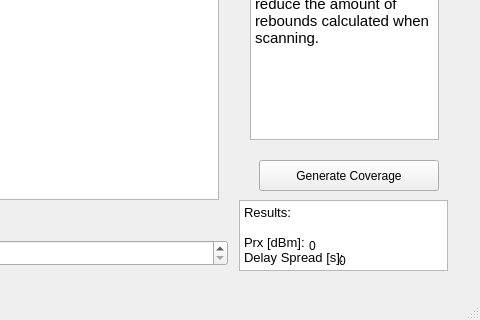
Before: the Qt Designer form ieee80211g.ui in amatepl/RayTracing2019, drawn with Qt 5; both pictures show x 801 to 1281 and y 387 to 707 of the 1281 by 707 pixel window.
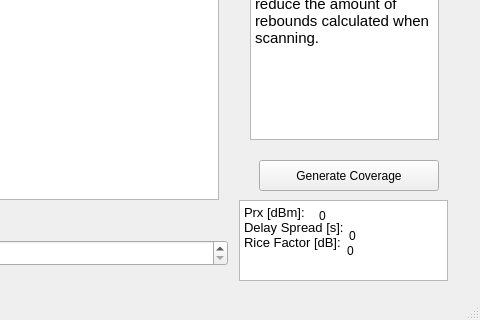
After: the same form once the commit is applied. Icons and pictures are not drawn.

Commit message: Rice Factor

What changed in the file:
```diff
--- a/ieee80211g.ui
+++ b/ieee80211g.ui
@@ -247,40 +247,52 @@
       <x>1040</x>
       <y>570</y>
       <width>209</width>
-      <height>71</height>
+      <height>81</height>
      </rect>
     </property>
     <property name="html">
      <string>&lt;!DOCTYPE HTML PUBLIC &quot;-//W3C//DTD HTML 4.0//EN&quot; &quot;http://www.w3.org/TR/REC-html40/strict.dtd&quot;&gt;
 &lt;html&gt;&lt;head&gt;&lt;meta name=&quot;qrichtext&quot; content=&quot;1&quot; /&gt;&lt;style type=&quot;text/css&quot;&gt;
 p, li { white-space: pre-wrap; }
-&lt;/style&gt;&lt;/head&gt;&lt;body style=&quot; font-family:'Noto Sans'; font-size:10pt; font-weight:400; font-style:normal;&quot;&gt;
-&lt;p style=&quot; margin-top:0px; margin-bottom:0px; margin-left:0px; margin-right:0px; -qt-block-indent:0; text-indent:0px;&quot;&gt;Results:&lt;/p&gt;
-&lt;p style=&quot;-qt-paragraph-type:empty; margin-top:0px; margin-bottom:0px; margin-left:0px; margin-right:0px; -qt-block-indent:0; text-indent:0px;&quot;&gt;&lt;br /&gt;&lt;/p&gt;
-&lt;p style=&quot; margin-top:0px; margin-bottom:0px; margin-left:0px; margin-right:0px; -qt-block-indent:0; text-indent:0px;&quot;&gt;Prx [dBm]:&lt;/p&gt;
-&lt;p style=&quot; margin-top:0px; margin-bottom:0px; margin-left:0px; margin-right:0px; -qt-block-indent:0; text-indent:0px;&quot;&gt;Delay Spread [s]: &lt;/p&gt;&lt;/body&gt;&lt;/html&gt;</string>
+&lt;/style&gt;&lt;/head&gt;&lt;body style=&quot; font-family:'Sans Serif'; font-size:9pt; font-weight:400; font-style:normal;&quot;&gt;
+&lt;p style=&quot; margin-top:0px; margin-bottom:0px; margin-left:0px; margin-right:0px; -qt-block-indent:0; text-indent:0px;&quot;&gt;&lt;span style=&quot; font-family:'Noto Sans'; font-size:10pt;&quot;&gt;Prx [dBm]:&lt;/span&gt;&lt;/p&gt;
+&lt;p style=&quot; margin-top:0px; margin-bottom:0px; margin-left:0px; margin-right:0px; -qt-block-indent:0; text-indent:0px;&quot;&gt;&lt;span style=&quot; font-family:'Noto Sans'; font-size:10pt;&quot;&gt;Delay Spread [s]: &lt;/span&gt;&lt;/p&gt;
+&lt;p style=&quot; margin-top:0px; margin-bottom:0px; margin-left:0px; margin-right:0px; -qt-block-indent:0; text-indent:0px;&quot;&gt;&lt;span style=&quot; font-family:'Noto Sans'; font-size:10pt;&quot;&gt;Rice Factor [dB]: &lt;/span&gt;&lt;/p&gt;&lt;/body&gt;&lt;/html&gt;</string>
     </property>
    </widget>
    <widget class="QLabel" name="Prx">
     <property name="geometry">
      <rect>
-      <x>1110</x>
-      <y>600</y>
-      <width>91</width>
-      <height>31</height>
-     </rect>
-    </property>
-    <property name="text">
-     <string>0</string>
-    </property>
-   </widget>
-   <widget class="QLabel" name="DelaySpread">
-    <property name="geometry">
-     <rect>
-      <x>1140</x>
-      <y>621</y>
+      <x>1120</x>
+      <y>570</y>
       <width>81</width>
-      <height>20</height>
+      <height>31</height>
+     </rect>
+    </property>
+    <property name="text">
+     <string>0</string>
+    </property>
+   </widget>
+   <widget class="QLabel" name="DelaySpread">
+    <property name="geometry">
+     <rect>
+      <x>1150</x>
+      <y>590</y>
+      <width>91</width>
+      <height>31</height>
+     </rect>
+    </property>
+    <property name="text">
+     <string>0</string>
+    </property>
+   </widget>
+   <widget class="QLabel" name="RiceFactor">
+    <property name="geometry">
+     <rect>
+      <x>1148</x>
+      <y>610</y>
+      <width>61</width>
+      <height>21</height>
      </rect>
     </property>
     <property name="text">
```
Left out of the diff: 16 changed lines with no effect on the pictures. The commit also changes 4 other files.
